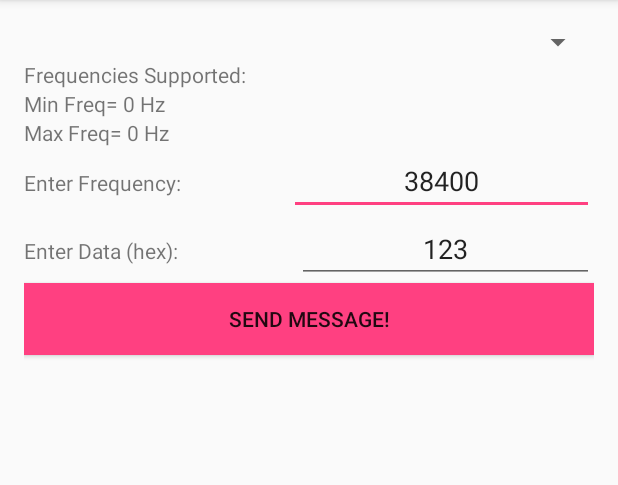
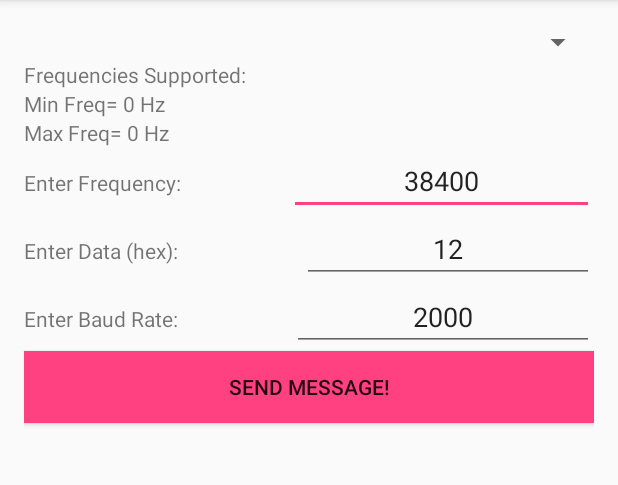
Before and after one commit to Montvydas/IrSerial, an Android app: the screen it shows after launch (MainActivity), after a tap on "SEND MESSAGE!", on a phone screen of 412 x 824 dp, the part 84-569 px from its top. Run offline under Robolectric (Android 15) with nearby library versions, the phone set to English and light mode, and no system bars; 4 statements that could not run were skipped.

Commit message:
Added rs232 support; S6 & Note need another ~10ms inverted signal for values 0x99, 0x55 while Tab S2 and HTC One doesn't need such thing

```diff
--- a/app/src/main/java/com/monte/ircontroller/IRcontroller.java
+++ b/app/src/main/java/com/monte/ircontroller/IRcontroller.java
@@ -369,57 +369,91 @@ public class IRcontroller {
     }
 
     int RS232_BITS = 8;
-    int RS232_MARK = 500;
+    int RS232_MARK = 500;   //us == 2000 bits/s
 
-    public boolean sendRS232 (int data, int frequency){
-        String binary = Integer.toBinaryString(data ^ 0xFF);
-        Log.e("binaryData", binary);
+    /*
+    1/ (500 * 10^-6) = 2000 bits/s
+    500 = 1 / (2000 * 10^-6) = 10^6 / (baudrate) = rs232_mark
+     */
+
+    int BAUD_MAX = 4800;
+
+    public boolean sendRS232 (long data, int frequency, int baud, int bits){
+        int rs232_mark = (int) (Math.pow(10, 6) / baud);
+
+        if (baud > BAUD_MAX) {       //make sure the transmission is GOOD and for that need
+            Log.e("Baud rate", "Too high for typical Infrared Sensor");
+//            return false;
+        }
+
+//        long mask = (long) (Math.pow(2, 8) - 1);
+//        String binary = Long.toBinaryString(data ^ mask);
+
+//        if (data > (long) Math.pow(2, RS232_BITS)-1 || !IRsupported){
+//            Log.e("Data", "Not fitting in the specified number of bits");
+//            return false;
+//        }
+
+        String binary = Long.toBinaryString(data ^ 0xFF);
 
         if (binary.length() > RS232_BITS || !IRsupported) {        //check for required number of bits is no more than allowed
-            Log.e("Problem", "returns inside RS232");
+            Log.e("Data", "Not fitting in the specified number of bits");
             return false;
         }
         binary = addLeadingZeros(binary, RS232_BITS);        //need to add leading 0 to make sure that big enough binary value is used
+
+        Log.e("binaryData", binary);
         StringBuilder tmp = new StringBuilder(binary);
 
+        tmp.reverse();
         tmp.insert(0, '1');
         tmp.append('0');
 
         Log.e("string build", tmp.toString());
 
         listPulses.clear();
+        addDataRS232(tmp.toString(), rs232_mark);
+//        listPulses.add(10000);
 
-        addDataRS232(tmp.toString(), RS232_MARK);
+        Log.e("dataToSend", listPulses.toString());
 
-        listPulses.add(1000);
-        Log.e("dataToSend", listPulses.toString());
+//        int[] myData = {277, 277, 554, 554, 554, 554};
+//        irManager.transmit(frequency, myData);
         irManager.transmit(frequency, listToArray(listPulses));
         return true;
     }
 
+
+
     private void addDataRS232 (String binary, int mark){
-        boolean high = true;
         int pulse = 0;
+        char prevChar = '1';
         for (int i = 0; i < binary.length(); i++){
-
-            if (binary.charAt(i) == '1'){
-                if (!high){
-                    listPulses.add(pulse*mark);
-                    high = true;
-                    pulse = 0;
-                }
-            } else {
-                if (high){
-                    listPulses.add(pulse*mark);
-                    high = false;
-                    pulse = 0;
-                }
+            if (prevChar != binary.charAt(i)){
+                listPulses.add(pulse*mark);
+                prevChar = binary.charAt(i);
+                pulse = 0;
             }
             pulse++;
         }
         if (pulse > 0)
             listPulses.add(pulse*mark);
     }
+
+    //        boolean high = true;
+    //            if (binary.charAt(i) == '1'){
+//                if (!high){
+//                    listPulses.add(pulse*mark);
+//                    high = true;
+//                    pulse = 0;
+//                }
+//            } else {
+//                if (high){
+//                    listPulses.add(pulse*mark);
+//                    high = false;
+//                    pulse = 0;
+//                }
+//            }
 
 
     //converts from hex to dec
--- a/app/src/main/java/com/monte/ircontroller/MainActivity.java
+++ b/app/src/main/java/com/monte/ircontroller/MainActivity.java
@@ -30,13 +30,14 @@ public class MainActivity extends AppCompatActivity implements AdapterView.OnIte
     private EditText transmitData;
     private IRcontroller irController;
     private ConsumerIrManager manager;
+    private EditText baudRate;
 
     private Spinner protocolSpinner;
 
     @Override
     protected void onCreate(Bundle savedInstanceState) {
         super.onCreate(savedInstanceState);
-        this.setRequestedOrientation(ActivityInfo.SCREEN_ORIENTATION_PORTRAIT);
+//        this.setRequestedOrientation(ActivityInfo.SCREEN_ORIENTATION_PORTRAIT);
 
         setContentView(R.layout.activity_main);
         Toolbar toolbar = (Toolbar) findViewById(R.id.toolbar);
@@ -47,6 +48,7 @@ public class MainActivity extends AppCompatActivity implements AdapterView.OnIte
 
         transmitFreq = (EditText) findViewById(R.id.transmitFrequencyText);
         transmitData = (EditText) findViewById(R.id.transmitDataText);
+        baudRate = (EditText) findViewById(R.id.baudRateText);
 
         irController = new IRcontroller(this);
 
@@ -69,39 +71,44 @@ public class MainActivity extends AppCompatActivity implements AdapterView.OnIte
     public void sendIR (View view){
         int freq;
         int data;
+        int baud;
         try {
             freq = Integer.parseInt(transmitFreq.getText().toString());
             data = Integer.parseInt(transmitData.getText().toString());
+            baud = Integer.parseInt(baudRate.getText().toString());
         } catch (Exception e){
             Toast.makeText(getApplicationContext(), "Enter INT in the correct range!", Toast.LENGTH_SHORT).show();
             return;
         }
 
-        data = Integer.valueOf(String.valueOf(data), 16);
+//        data = Integer.valueOf(String.valueOf(data), 16);
 
-        if (irController.sendRS232(data, freq))
-            return;
+        for (int i = 0; i < 3; i++)
+            irController.sendRS232(data, freq, baud, 8);
+        return;
+//        if (irController.sendRS232(data, freq, baud, 8))
+//            return;
 
-        switch (protocol){
-            case 0:     //Sony
-                irController.sendSony(data);
-                break;
-            case 1:     //NEC
-                irController.sendNEC(data);
-                break;
-            case 2:     //Samsung
-                irController.sendSamsung(data);
-                break;
-            case 3:     //LG
-                irController.sendLG(data);
-                break;
-            case 4:     //DISH
-                irController.sendDISH(data);
-                break;
-            case 5:     //JVC
-                irController.sendJVC(data, false);
-                break;
-        }
+//        switch (protocol){
+//            case 0:     //Sony
+//                irController.sendSony(data);
+//                break;
+//            case 1:     //NEC
+//                irController.sendNEC(data);
+//                break;
+//            case 2:     //Samsung
+//                irController.sendSamsung(data);
+//                break;
+//            case 3:     //LG
+//                irController.sendLG(data);
+//                break;
+//            case 4:     //DISH
+//                irController.sendDISH(data);
+//                break;
+//            case 5:     //JVC
+//                irController.sendJVC(data, false);
+//                break;
+//        }
 
 //        IrCommand necCommand = IrCommand.NEC.buildNEC(32, 0x723F);
 //        manager.transmit(necCommand);
@@ -117,7 +124,7 @@ public class MainActivity extends AppCompatActivity implements AdapterView.OnIte
 //        irController.sendLGHex(Integer.parseInt(transmitFreq.getText().toString()));
 //        irController.sendLG(0x12345);
 
-        Toast.makeText(getApplicationContext(), "Sending!", Toast.LENGTH_SHORT).show();
+//        Toast.makeText(getApplicationContext(), "Sending!", Toast.LENGTH_SHORT).show();
     }
 
     @Override
--- a/app/src/main/res/layout/content_main.xml
+++ b/app/src/main/res/layout/content_main.xml
@@ -69,11 +69,30 @@
             android:id="@+id/transmitDataText"
             android:layout_width="wrap_content"
             android:layout_height="wrap_content"
-            android:text="123"
+            android:text="12"
             android:gravity="center"
             android:layout_weight="2"/>
     </LinearLayout>
 
+    <LinearLayout
+        android:layout_width="match_parent"
+        android:layout_height="wrap_content"
+        android:weightSum="3"
+        android:orientation="horizontal">
+
+        <TextView
+            android:layout_width="wrap_content"
+            android:layout_height="wrap_content"
+            android:text="Enter Baud Rate:"
+            android:layout_weight="1"/>
+        <EditText
+            android:id="@+id/baudRateText"
+            android:layout_width="wrap_content"
+            android:layout_height="wrap_content"
+            android:text="2000"
+            android:gravity="center"
+            android:layout_weight="2"/>
+    </LinearLayout>
 
     <Button
         android:layout_width="match_parent"
```
